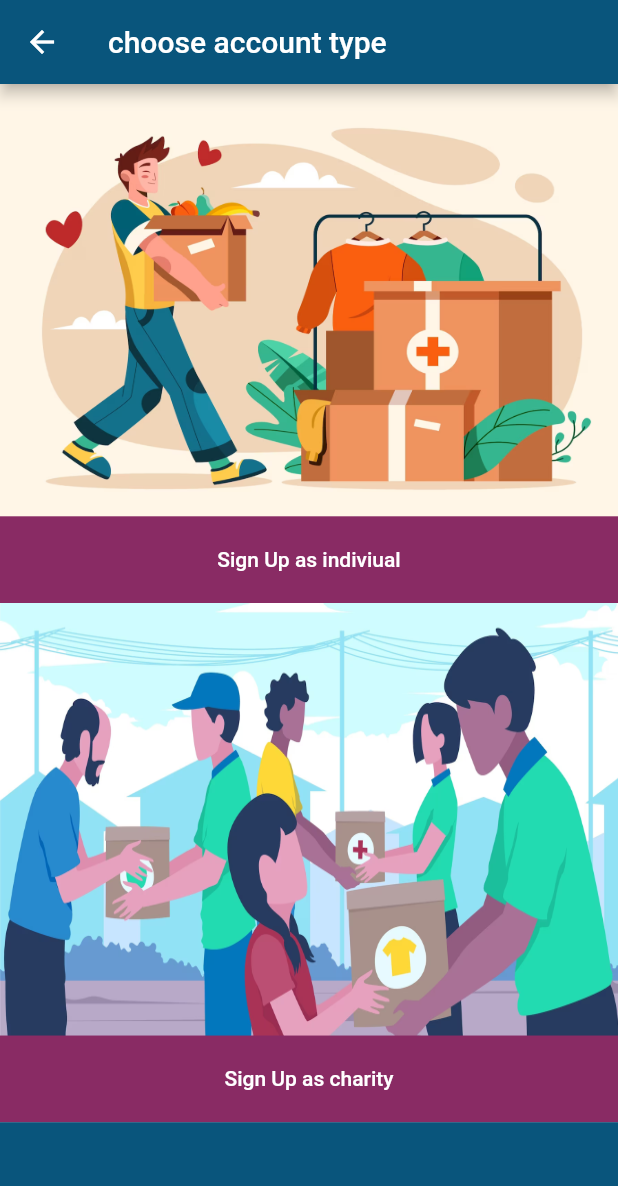
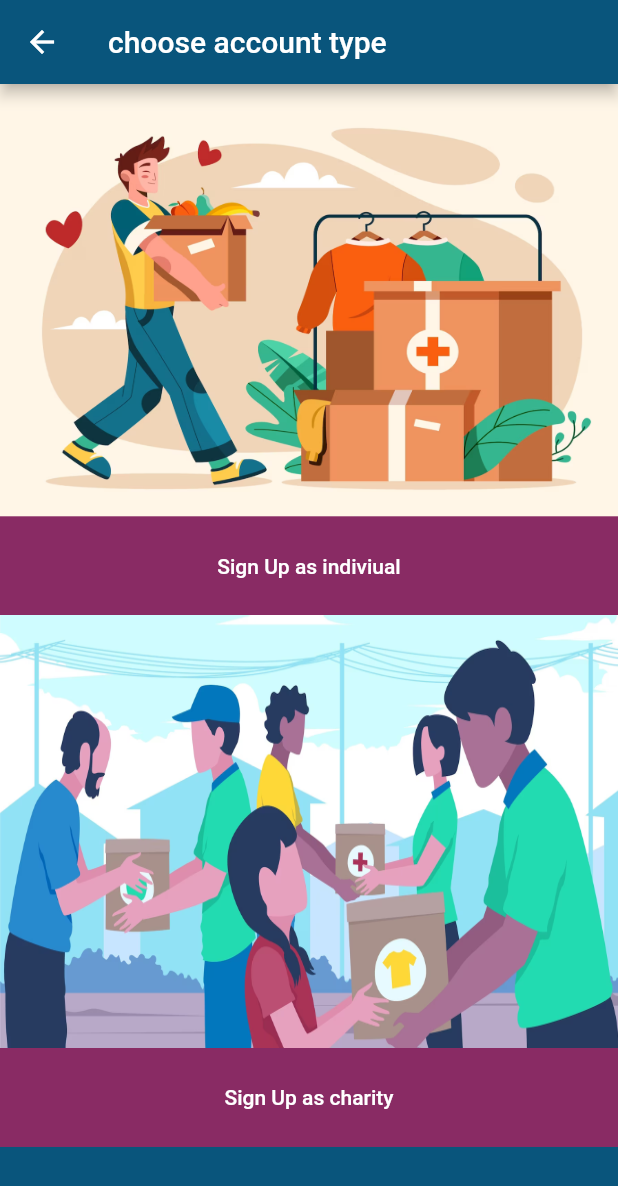
Before and after one commit to abu3athab/amal, a Flutter app: the screen it shows after launch, after a tap on "Sign Up", on a phone screen of 412 x 824 dp. Shown: the top 1186 px of the screen. Run offline on Flutter 3.47's test engine with Material 2 defaults, Android fonts, the phone set to English and light mode, and no system bars; our stand-ins replace otp_text_field; missing offline and left inert: dart:ffi.

Commit message:
change the logo color, fix the size of the buttons in the chooseType.dart

```diff
--- a/lib/log in/logIn.dart
+++ b/lib/log in/logIn.dart
@@ -36,7 +36,7 @@ class LoginChild extends State<Login> {
                   width: width * 0.5,
                   alignment: Alignment.center,
                   child: Image.asset(
-                    "assets/amalLogo.png",
+                    "assets/logo.png",
                     fit: BoxFit.cover,
                     width: width * 0.80,
                     height: height * 50,
--- a/lib/sign up/chooseType.dart
+++ b/lib/sign up/chooseType.dart
@@ -31,7 +31,7 @@ class Choose extends StatelessWidget {
             ),
             Container(
               width: width,
-              height: height * 0.07,
+              height: height * 0.08,
               child: TextButton(
                 child: Text("Sign Up as indiviual"),
                 style: ButtonStyle(
@@ -65,7 +65,7 @@ class Choose extends StatelessWidget {
             ),
             Container(
               width: width,
-              height: height * 0.07,
+              height: height * 0.08,
               child: TextButton(
                 child: Text("Sign Up as charity"),
                 style: ButtonStyle(
```
Also changed, not shown: assets/logo.png (added), pubspec.lock.
